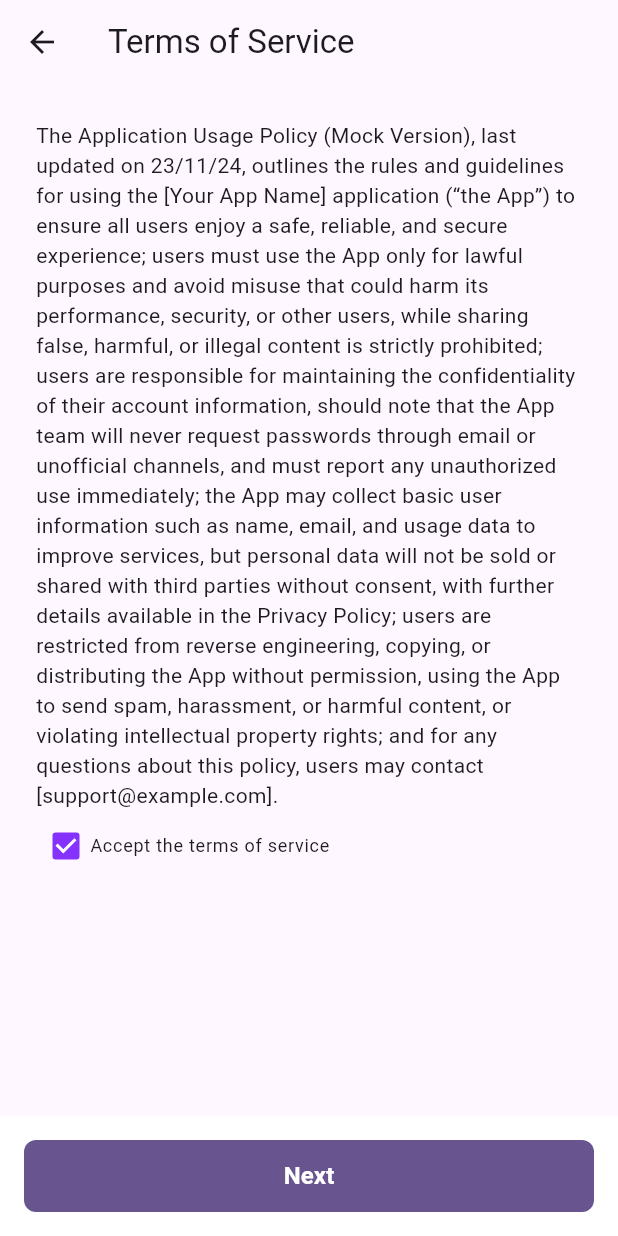
After one commit to Supakorn-suri/flutter-starter-screens, a Flutter app: the ConsentScreen screen opened directly, on a phone screen of 412 x 824 dp. The commit adds this screen. Run offline on Flutter 3.47's test engine with Material 3 defaults, Android fonts, the phone set to English and light mode, and no system bars; our stand-ins replace carousel_slider, settings_ui.

Commit message:
feat: draft Consent screen and update example nav

```diff
--- /dev/null
+++ b/lib/features/consent/consent_screen.dart
@@ -0,0 +1,60 @@
+import 'package:flutter/material.dart';
+
+class ConsentScreen extends StatelessWidget {
+  const ConsentScreen({super.key});
+  @override
+  Widget build(BuildContext context) {
+    return Scaffold(
+      appBar: AppBar(title: const Text("Terms of Service")),
+      body: Padding(
+        padding: const EdgeInsets.all(24),
+        child: SingleChildScrollView(
+          child: Column(
+            children: [
+              Text(
+                  'The Application Usage Policy (Mock Version), last updated on 23/11/24, outlines the rules and guidelines for using the [Your App Name] application (“the App”) to ensure all users enjoy a safe, reliable, and secure experience; users must use the App only for lawful purposes and avoid misuse that could harm its performance, security, or other users, while sharing false, harmful, or illegal content is strictly prohibited; users are responsible for maintaining the confidentiality of their account information, should note that the App team will never request passwords through email or unofficial channels, and must report any unauthorized use immediately; the App may collect basic user information such as name, email, and usage data to improve services, but personal data will not be sold or shared with third parties without consent, with further details available in the Privacy Policy; users are restricted from reverse engineering, copying, or distributing the App without permission, using the App to send spam, harassment, or harmful content, or violating intellectual property rights; and for any questions about this policy, users may contact [support@example.com].'),
+              ListTileTheme(
+                horizontalTitleGap: 0,
+                child: CheckboxListTile(
+                    visualDensity: VisualDensity.compact,
+                    splashRadius: 18,
+                    side: const BorderSide(width: 1, color: Color(0xFFD9D9D9)),
+                    activeColor: Color(0xFF8532FF),
+                    contentPadding: EdgeInsets.zero,
+                    title: const Text(
+                      'Accept the terms of service',
+                      style: TextStyle(
+                        fontSize: 12,
+                      ),
+                    ),
+                    value: true,
+                    onChanged: (value) {},
+                    controlAffinity: ListTileControlAffinity.leading),
+              ),
+            ],
+          ),
+        ),
+      ),
+      bottomNavigationBar: BottomAppBar(
+        surfaceTintColor: Colors.transparent,
+        padding: const EdgeInsets.all(16),
+        color: Colors.white,
+        child: TextButton(
+          onPressed: () {},
+          style: TextButton.styleFrom(
+            padding: const EdgeInsets.symmetric(horizontal: 16, vertical: 12),
+            shape: RoundedRectangleBorder(
+              borderRadius: BorderRadius.circular(8),
+            ),
+            backgroundColor: Theme.of(context).primaryColor,
+          ),
+          child: Text(
+            'Next',
+            style: TextStyle(
+                fontSize: 16, fontWeight: FontWeight.w700, color: Colors.white),
+          ),
+        ),
+      ),
+    );
+  }
+}
```
Also changed, not shown: lib/features/example/example_screen.dart (+32 -34 lines).
